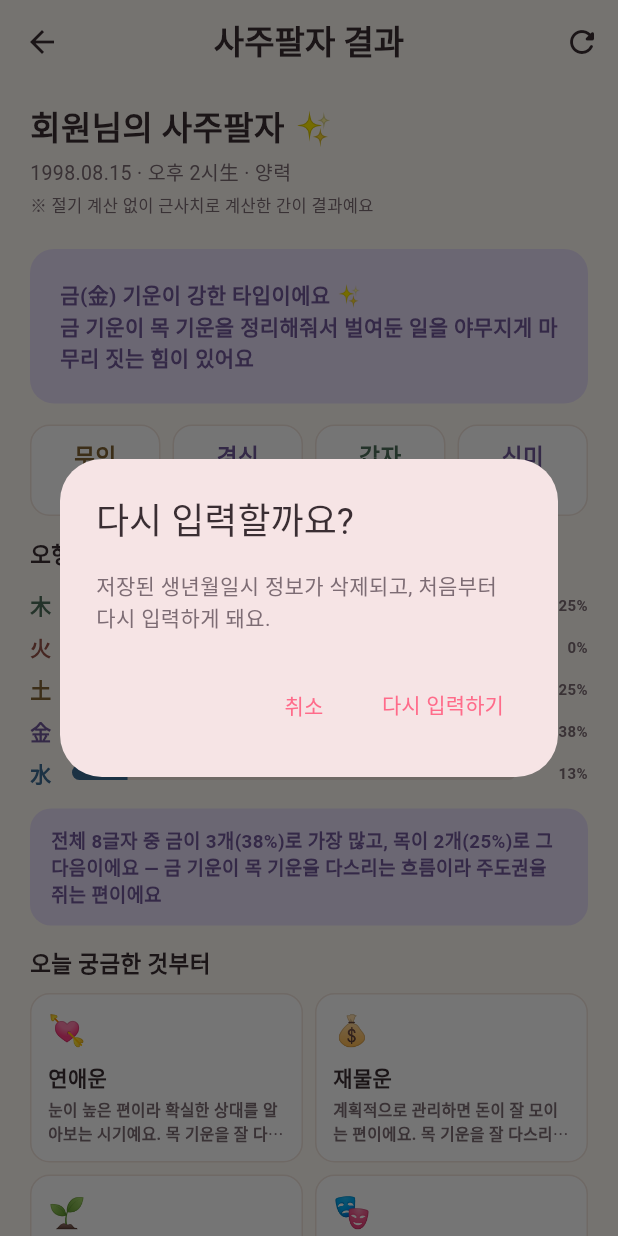
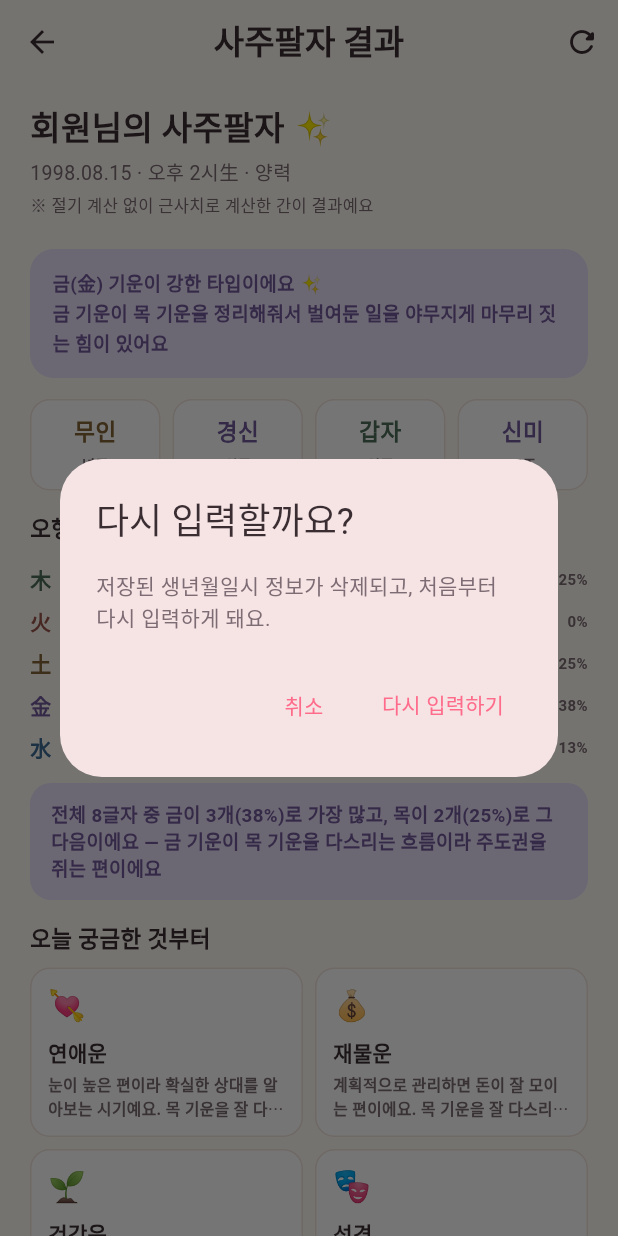
Before and after one commit to beomboo/Cosmos_beomboo, a Flutter app: the ResultScreen screen opened by its route, after a tap on the "refresh" icon, on a phone screen of 412 x 824 dp. Run offline on Flutter 3.47's test engine with Material 3 defaults, Android fonts, the phone set to English and light mode, and no system bars; our stand-ins replace share_plus, shared_preferences; accounts and stored records are empty.

Commit message:
결과 화면/공유 카드: 메인 콜아웃 박스 여백·글자 크기를 목업(.callout)에 맞게 수정
padding을 all(20/16) 균일값 대신 목업과 동일한 horizontal:15/vertical:13으로,
텍스트 font-size 12.5px·line-height 1.55를 명시적으로 반영했다.

```diff
--- a/project/lib/features/result/result_screen.dart
+++ b/project/lib/features/result/result_screen.dart
@@ -171,7 +171,7 @@ class _ResultScreenState extends State<ResultScreen> {
                 // 배경 위에서 WCAG AA를 만족하도록 설계돼 있어 그대로 재사용 가능.
                 Container(
                   width: double.infinity,
-                  padding: const EdgeInsets.all(20),
+                  padding: const EdgeInsets.symmetric(horizontal: 15, vertical: 13),
                   decoration: BoxDecoration(
                     color: AppColors.ohaengSoftColors[dominant] ?? AppColors.accentSoft,
                     borderRadius: BorderRadius.circular(16),
@@ -179,9 +179,10 @@ class _ResultScreenState extends State<ResultScreen> {
                   child: Text(
                     '$dominant(${callout.$1}) 기운이 강한 타입이에요 ${callout.$2}\n${callout.$3}',
                     style: TextStyle(
+                      fontSize: 12.5,
                       fontWeight: FontWeight.w700,
                       color: AppColors.ohaengTextColors[dominant] ?? AppColors.ink,
-                      height: 1.4,
+                      height: 1.55,
                     ),
                   ),
                 ),
--- a/project/lib/features/result/share_card.dart
+++ b/project/lib/features/result/share_card.dart
@@ -93,7 +93,7 @@ class ShareCard extends StatelessWidget {
             // accentSoft/ink 고정 대신 우세 오행 색을 쓴다(2026-07-06 대조 발견).
             Container(
               width: double.infinity,
-              padding: const EdgeInsets.all(16),
+              padding: const EdgeInsets.symmetric(horizontal: 15, vertical: 13),
               decoration: BoxDecoration(
                 color: AppColors.ohaengSoftColors[dominant] ?? AppColors.accentSoft,
                 borderRadius: BorderRadius.circular(16),
@@ -101,9 +101,10 @@ class ShareCard extends StatelessWidget {
               child: Text(
                 '$dominant($calloutHanja) 기운이 강한 타입이에요 $calloutEmoji\n$calloutText',
                 style: TextStyle(
+                  fontSize: 12.5,
                   fontWeight: FontWeight.w700,
                   color: AppColors.ohaengTextColors[dominant] ?? AppColors.ink,
-                  height: 1.4,
+                  height: 1.55,
                 ),
               ),
             ),
```
